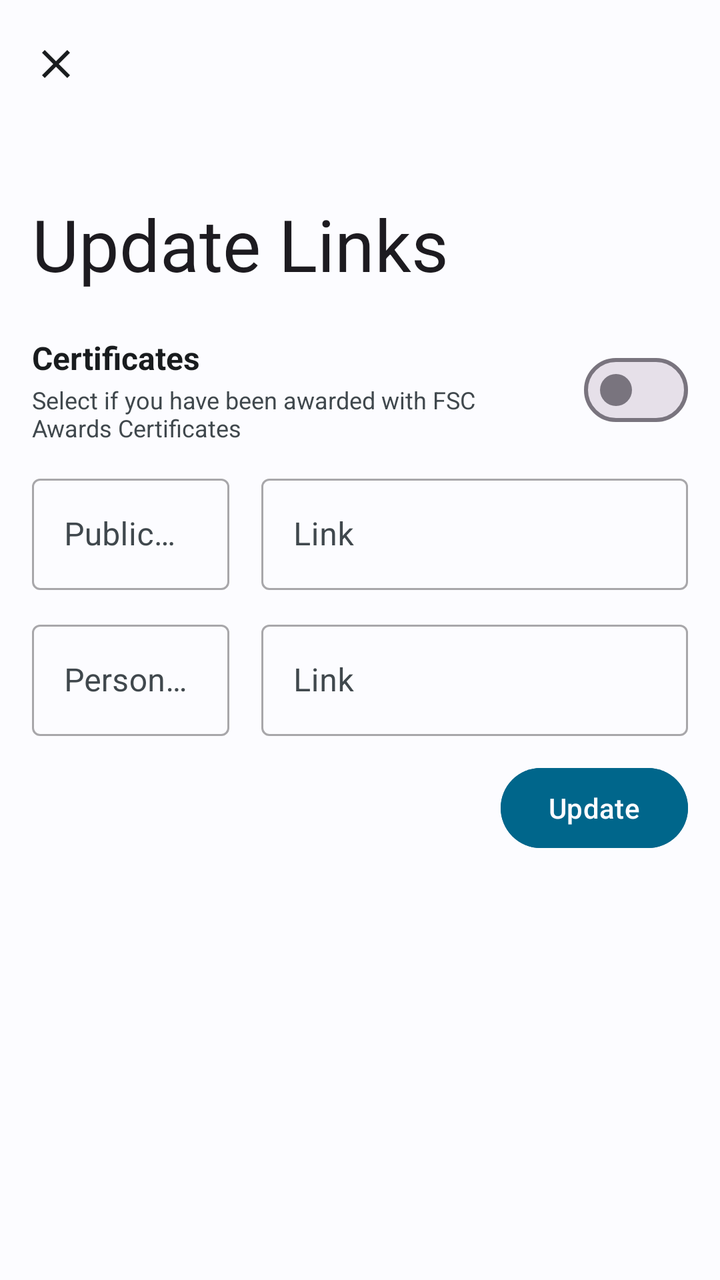
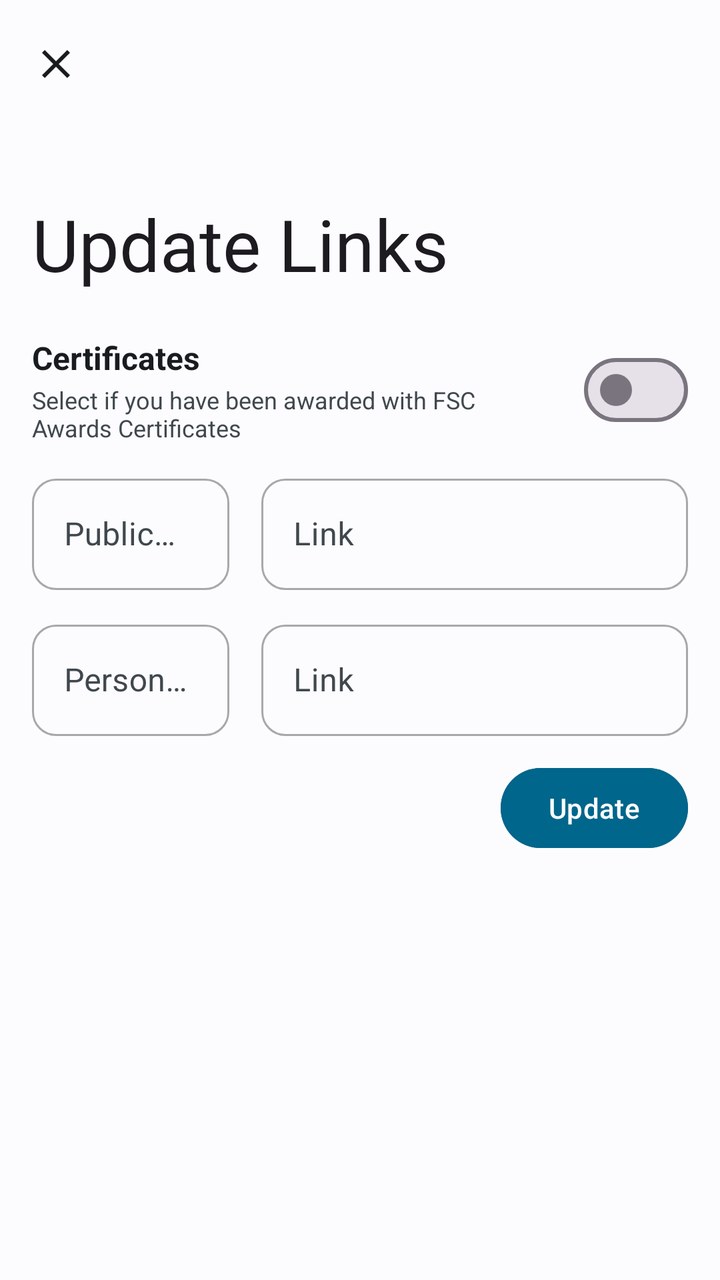

An Android layout rendered at two revisions. The XML below is the earlier revision; the diff shows what the commit changed to produce the second picture.
<!-- AndroidManifest.xml: application theme Theme.Main -->
<!-- res/layout/update_links_dialog.xml -->
<?xml version="1.0" encoding="utf-8"?>
<androidx.coordinatorlayout.widget.CoordinatorLayout xmlns:android="http://schemas.android.com/apk/res/android"
    xmlns:app="http://schemas.android.com/apk/res-auto"
    xmlns:tools="http://schemas.android.com/tools"
    android:layout_width="match_parent"
    android:fitsSystemWindows="true"
    android:layout_height="match_parent"
    android:background="?attr/screen_background"
    tools:context=".Activity.ProfileActivity">

    <com.google.android.material.appbar.AppBarLayout
        android:id="@+id/appBarLayout"
        android:layout_width="match_parent"
        android:layout_height="wrap_content"
        android:layout_gravity="top"
        android:background="?attr/screen_background"
        android:hapticFeedbackEnabled="true">

        <com.google.android.material.appbar.CollapsingToolbarLayout
            android:id="@+id/ctl_home"
            style="?attr/collapsingToolbarLayoutLargeStyle"
            android:layout_width="match_parent"
            android:layout_height="?attr/collapsingToolbarLayoutLargeSize"
            android:fitsSystemWindows="true"
            app:contentScrim="?attr/bar_background"
            app:expandedTitleTextAppearance="@style/CollapsingToolbarStyle"
            app:layout_scrollFlags="scroll|exitUntilCollapsed|snap"
            app:statusBarScrim="?attr/bar_background"
            app:titleCollapseMode="fade">

            <com.google.android.material.appbar.MaterialToolbar
                android:id="@+id/toolbar_home"
                android:layout_width="match_parent"
                android:layout_height="?attr/actionBarSize"
                android:hapticFeedbackEnabled="true"
                app:layout_collapseMode="pin"
                app:title="Update Links">

                <ImageView
                    android:id="@+id/add_player_back"
                    android:layout_width="24dp"
                    android:layout_height="match_parent"
                    android:layout_gravity="center_vertical"
                    android:layout_marginRight="12dp"
                    android:src="@drawable/baseline_close_24"
                    app:tint="?attr/main_text" />

            </com.google.android.material.appbar.MaterialToolbar>

        </com.google.android.material.appbar.CollapsingToolbarLayout>

    </com.google.android.material.appbar.AppBarLayout>

    <androidx.core.widget.NestedScrollView
        android:layout_width="match_parent"
        android:layout_height="match_parent"
        app:layout_behavior="@string/appbar_scrolling_view_behavior">

        <LinearLayout
            android:layout_width="match_parent"
            android:layout_height="wrap_content"
            android:overScrollMode="always"
            android:orientation="vertical">

            <androidx.constraintlayout.widget.ConstraintLayout
                android:layout_width="match_parent"
                android:layout_height="wrap_content"
                android:layout_marginTop="16dp"
                android:layout_marginHorizontal="16dp">

                <LinearLayout
                    android:layout_width="0dp"
                    android:layout_height="wrap_content"
                    android:orientation="vertical"
                    android:layout_marginEnd="16dp"
                    app:layout_constraintTop_toTopOf="@id/certificateSwitch"
                    app:layout_constraintBottom_toBottomOf="@id/certificateSwitch"
                    app:layout_constraintStart_toStartOf="parent"
                    app:layout_constraintEnd_toStartOf="@id/certificateSwitch">

                <TextView
                    android:id="@+id/tv_18"
                    android:layout_width="wrap_content"
                    android:layout_height="wrap_content"
                    android:text="Certificates"
                    android:textStyle="bold"
                    android:textColor="?attr/main_text"
                    android:textSize="16sp" />

                <TextView
                    android:id="@+id/textView8"
                    android:layout_width="wrap_content"
                    android:layout_marginTop="2dp"
                    android:layout_height="wrap_content"
                    android:text="Select if you have been awarded with FSC Awards Certificates"
                    android:textColor="?attr/secondary_text"
                    android:textSize="12sp" />

                </LinearLayout>

                <com.google.android.material.materialswitch.MaterialSwitch
                    android:id="@+id/certificateSwitch"
                    android:layout_width="wrap_content"
                    android:layout_height="wrap_content"
                    app:layout_constraintBottom_toBottomOf="parent"
                    app:layout_constraintEnd_toEndOf="parent"
                    app:layout_constraintTop_toTopOf="parent" />

            </androidx.constraintlayout.widget.ConstraintLayout>

            <com.google.android.material.textfield.TextInputLayout
                android:id="@+id/certificate_parent"
                style="@style/Widget.MaterialComponents.TextInputLayout.OutlinedBox"
                android:layout_width="match_parent"
                android:layout_height="wrap_content"
                android:layout_marginHorizontal="16dp"
                android:hint="Certificates Link"
                android:visibility="gone"
                android:layout_marginTop="12dp"
                android:textColorHint="?attr/secondary_text"
                app:hintTextColor="?attr/button_background"
                app:layout_constraintEnd_toEndOf="parent"
                app:layout_constraintStart_toStartOf="parent"
                app:layout_constraintTop_toBottomOf="@+id/sign_text"
                app:placeholderTextColor="?attr/button_background">

                <com.google.android.material.textfield.TextInputEditText
                    android:id="@+id/certificate"
                    android:layout_width="match_parent"
                    android:layout_height="wrap_content"
                    android:inputType="textCapSentences"
                    android:textColor="?attr/main_text"
                    android:textColorHint="?attr/secondary_text" />

            </com.google.android.material.textfield.TextInputLayout>

            <LinearLayout
                android:layout_width="match_parent"
                android:layout_height="wrap_content"
                android:layout_marginTop="12dp"
                android:layout_marginHorizontal="8dp"
                android:orientation="horizontal">

                <com.google.android.material.textfield.TextInputLayout
                    style="@style/Widget.MaterialComponents.TextInputLayout.OutlinedBox"
                    android:layout_width="match_parent"
                    android:layout_height="wrap_content"
                    android:layout_weight="2"
                    android:layout_marginHorizontal="8dp"
                    android:hint="Public Profile"
                    android:textColorHint="?attr/secondary_text"
                    app:hintTextColor="?attr/button_background"
                    app:layout_constraintEnd_toEndOf="parent"
                    app:layout_constraintStart_toStartOf="parent"
                    app:layout_constraintTop_toBottomOf="@+id/sign_text"
                    app:placeholderTextColor="?attr/button_background">

                    <com.google.android.material.textfield.TextInputEditText
                        android:id="@+id/public_name"
                        android:layout_width="match_parent"
                        android:layout_height="wrap_content"
                        android:inputType="textCapSentences"
                        android:textColor="?attr/main_text"
                        android:textColorHint="?attr/secondary_text" />

                </com.google.android.material.textfield.TextInputLayout>

                <com.google.android.material.textfield.TextInputLayout
                    style="@style/Widget.MaterialComponents.TextInputLayout.OutlinedBox"
                    android:layout_width="match_parent"
                    android:layout_height="wrap_content"
                    android:layout_marginHorizontal="8dp"
                    android:hint="Link"
                    android:layout_weight="1"
                    android:textColorHint="?attr/secondary_text"
                    app:hintTextColor="?attr/button_background"
                    app:layout_constraintEnd_toEndOf="parent"
                    app:layout_constraintStart_toStartOf="parent"
                    app:layout_constraintTop_toBottomOf="@+id/sign_text"
                    app:placeholderTextColor="?attr/button_background">

                    <com.google.android.material.textfield.TextInputEditText
                        android:id="@+id/public_link"
                        android:layout_width="match_parent"
                        android:layout_height="wrap_content"
                        android:inputType="textUri"
                        android:textColor="?attr/main_text"
                        android:textColorHint="?attr/secondary_text" />

                </com.google.android.material.textfield.TextInputLayout>

            </LinearLayout>

            <LinearLayout
                android:layout_width="match_parent"
                android:layout_height="wrap_content"
                android:layout_marginTop="12dp"
                android:layout_marginHorizontal="8dp"
                android:orientation="horizontal">

                <com.google.android.material.textfield.TextInputLayout
                    style="@style/Widget.MaterialComponents.TextInputLayout.OutlinedBox"
                    android:layout_width="match_parent"
                    android:layout_height="wrap_content"
                    android:layout_weight="2"
                    android:layout_marginHorizontal="8dp"
                    android:hint="Personal Message"
                    android:textColorHint="?attr/secondary_text"
                    app:hintTextColor="?attr/button_background"
                    app:layout_constraintEnd_toEndOf="parent"
                    app:layout_constraintStart_toStartOf="parent"
                    app:layout_constraintTop_toBottomOf="@+id/sign_text"
                    app:placeholderTextColor="?attr/button_background">

                    <com.google.android.material.textfield.TextInputEditText
                        android:id="@+id/private_name"
                        android:layout_width="match_parent"
                        android:layout_height="wrap_content"
                        android:inputType="textCapSentences"
                        android:textColor="?attr/main_text"
                        android:textColorHint="?attr/secondary_text" />

                </com.google.android.material.textfield.TextInputLayout>

                <com.google.android.material.textfield.TextInputLayout
                    style="@style/Widget.MaterialComponents.TextInputLayout.OutlinedBox"
                    android:layout_width="match_parent"
                    android:layout_height="wrap_content"
                    android:layout_marginHorizontal="8dp"
                    android:hint="Link"
                    android:layout_weight="1"
                    android:textColorHint="?attr/secondary_text"
                    app:hintTextColor="?attr/button_background"
                    app:layout_constraintEnd_toEndOf="parent"
                    app:layout_constraintStart_toStartOf="parent"
                    app:layout_constraintTop_toBottomOf="@+id/sign_text"
                    app:placeholderTextColor="?attr/button_background">

                    <com.google.android.material.textfield.TextInputEditText
                        android:id="@+id/private_link"
                        android:layout_width="match_parent"
                        android:layout_height="wrap_content"
                        android:textColor="?attr/main_text"
                        android:inputType="textUri"
                        android:textColorHint="?attr/secondary_text" />

                </com.google.android.material.textfield.TextInputLayout>

            </LinearLayout>

            <androidx.constraintlayout.widget.ConstraintLayout
                android:layout_width="match_parent"
                android:layout_marginTop="12dp"
                android:layout_marginBottom="16dp"
                android:layout_height="wrap_content"
                android:layout_gravity="bottom">

                <Button
                    android:id="@+id/add_player_upload"
                    android:layout_width="wrap_content"
                    android:layout_height="wrap_content"
                    android:text="Update"
                    android:layout_marginEnd="16dp"
                    android:backgroundTint="?attr/button_background"
                    app:rippleColor="?attr/bar_ui"
                    android:textColor="?attr/screen_background"
                    app:layout_constraintEnd_toEndOf="parent"
                    app:layout_constraintBottom_toBottomOf="parent"
                    app:layout_constraintTop_toTopOf="parent" />

            </androidx.constraintlayout.widget.ConstraintLayout>

        </LinearLayout>
    </androidx.core.widget.NestedScrollView>

</androidx.coordinatorlayout.widget.CoordinatorLayout>
<!-- resources referenced by this layout -->
<resources>
  <!-- drawable baseline_close_24 (drawable) -->
  <vector android:height="24dp" android:tint="#000000"
      android:viewportHeight="24" android:viewportWidth="24"
      android:width="24dp" xmlns:android="http://schemas.android.com/apk/res/android">
      <path android:fillColor="@android:color/white" android:pathData="M19,6.41L17.59,5 12,10.59 6.41,5 5,6.41 10.59,12 5,17.59 6.41,19 12,13.41 17.59,19 19,17.59 13.41,12z"/>
  </vector>
  <style name="CollapsingToolbarStyle">
          <item name="fontFamily">@font/shirt_no_font</item>
          <item name="android:textSize">36sp</item>
      </style>
  <style name="Theme.Main" parent="Theme.Material3.DayNight.NoActionBar">
          <item name="colorPrimary">#8F4A51</item>
          <item name="colorAccent">#8F4A51</item>
          <item name="android:windowContentTransitions">true</item>
          <item name="android:statusBarColor">@android:color/transparent</item>
          <item name="android:navigationBarColor">#FFFBFF</item>
          <item name="screen_background">#FFFBFF</item>
          <item name="ui_background">#FFECED</item>
          <item name="bar_background">#F4DDDE</item>
          <item name="bar_ui">#765658</item>
          <item name="navigation">#Ead0d1</item>
          <item name="button_background">#8F4A51</item>
          <item name="main_text">#201A1A</item>
          <item name="secondary_text">#524344</item>
          <item name="outline">#998E8E</item>
      </style>
</resources>

<!-- the commit's change to res/layout/update_links_dialog.xml (unified diff, before → after) -->
@@ -113,6 +113,10 @@
                 style="@style/Widget.MaterialComponents.TextInputLayout.OutlinedBox"
                 android:layout_width="match_parent"
                 android:layout_height="wrap_content"
+                app:boxCornerRadiusBottomEnd="12.dp"
+                app:boxCornerRadiusBottomStart="12.dp"
+                app:boxCornerRadiusTopEnd="12.dp"
+                app:boxCornerRadiusTopStart="12.dp"
                 android:layout_marginHorizontal="16dp"
                 android:hint="Certificates Link"
                 android:visibility="gone"
@@ -145,6 +149,10 @@
                     style="@style/Widget.MaterialComponents.TextInputLayout.OutlinedBox"
                     android:layout_width="match_parent"
                     android:layout_height="wrap_content"
+                    app:boxCornerRadiusBottomEnd="12.dp"
+                    app:boxCornerRadiusBottomStart="12.dp"
+                    app:boxCornerRadiusTopEnd="12.dp"
+                    app:boxCornerRadiusTopStart="12.dp"
                     android:layout_weight="2"
                     android:layout_marginHorizontal="8dp"
                     android:hint="Public Profile"
@@ -171,6 +179,10 @@
                     android:layout_height="wrap_content"
                     android:layout_marginHorizontal="8dp"
                     android:hint="Link"
+                    app:boxCornerRadiusBottomEnd="12.dp"
+                    app:boxCornerRadiusBottomStart="12.dp"
+                    app:boxCornerRadiusTopEnd="12.dp"
+                    app:boxCornerRadiusTopStart="12.dp"
                     android:layout_weight="1"
                     android:textColorHint="?attr/secondary_text"
                     app:hintTextColor="?attr/button_background"
@@ -202,6 +214,10 @@
                     style="@style/Widget.MaterialComponents.TextInputLayout.OutlinedBox"
                     android:layout_width="match_parent"
                     android:layout_height="wrap_content"
+                    app:boxCornerRadiusBottomEnd="12.dp"
+                    app:boxCornerRadiusBottomStart="12.dp"
+                    app:boxCornerRadiusTopEnd="12.dp"
+                    app:boxCornerRadiusTopStart="12.dp"
                     android:layout_weight="2"
                     android:layout_marginHorizontal="8dp"
                     android:hint="Personal Message"
@@ -227,6 +243,10 @@
                     android:layout_width="match_parent"
                     android:layout_height="wrap_content"
                     android:layout_marginHorizontal="8dp"
+                    app:boxCornerRadiusBottomEnd="12.dp"
+                    app:boxCornerRadiusBottomStart="12.dp"
+                    app:boxCornerRadiusTopEnd="12.dp"
+                    app:boxCornerRadiusTopStart="12.dp"
                     android:hint="Link"
                     android:layout_weight="1"
                     android:textColorHint="?attr/secondary_text"
